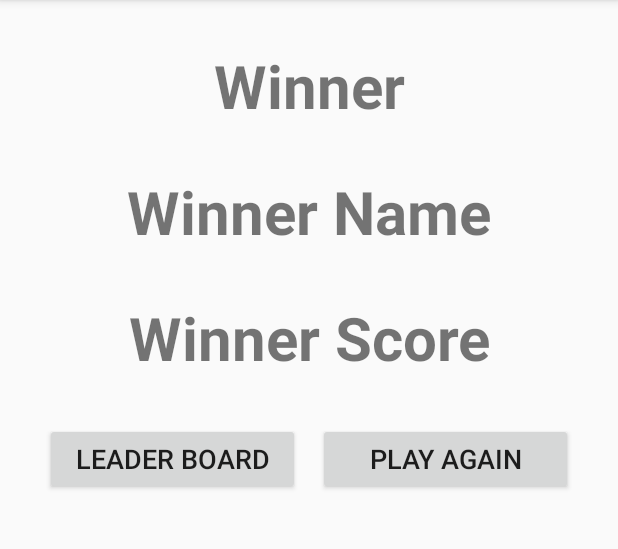
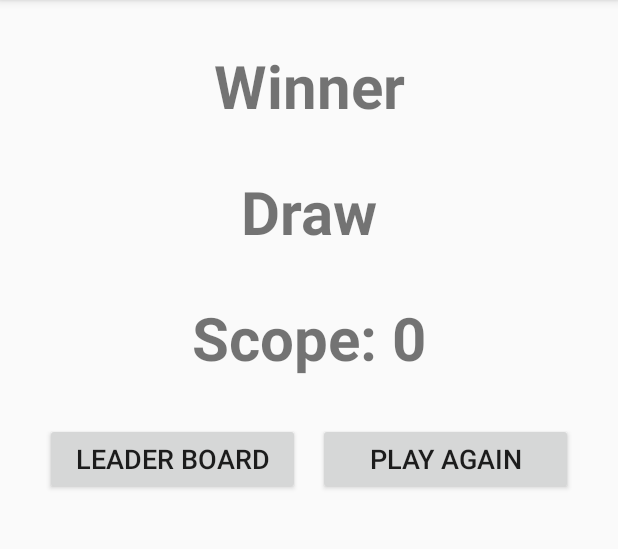
Before and after one commit to devAlexanderKonopelko/CatsVSDogs, an Android app: the fragment FinishFragment shown on its own in the app's theme, on a phone screen of 412 x 824 dp, the part 84-633 px from its top. Run offline under Robolectric (Android 15) with nearby library versions, the phone set to English and light mode, and no system bars.

Commit message:
FinishFragement Winner

```diff
--- a/app/src/main/java/com/example/catsvsdogs/FinishFragment.kt
+++ b/app/src/main/java/com/example/catsvsdogs/FinishFragment.kt
@@ -1,16 +1,45 @@
 package com.example.catsvsdogs
 
+import android.annotation.SuppressLint
 import android.os.Bundle
 import androidx.fragment.app.Fragment
 import android.view.LayoutInflater
 import android.view.View
 import android.view.ViewGroup
+import kotlinx.android.synthetic.main.fragment_finish.*
 
 class FinishFragment : Fragment() {
+
+    @Override
     override fun onCreateView(
         inflater: LayoutInflater, container: ViewGroup?,
         savedInstanceState: Bundle?
     ): View? {
         return inflater.inflate(R.layout.fragment_finish, container, false)
     }
+
+    @SuppressLint("SetTextI18n")
+    @Override
+    override fun onActivityCreated(savedInstanceState: Bundle?) {
+        super.onActivityCreated(savedInstanceState)
+
+        val instance = DataStorage.instance
+        when {
+            instance.player1Points > instance.player2Points -> {
+                winnerNameFinish.text = instance.player1Name.toString()
+                winnerScoreFinish.text = getString(R.string.finish_fragment_winner_scope) + ": " +
+                        instance.player1Points.toString()
+            }
+            instance.player1Points < instance.player2Points -> {
+                winnerNameFinish.text = instance.player2Name.toString()
+                winnerScoreFinish.text = getString(R.string.finish_fragment_winner_scope) + ": " +
+                        instance.player2Points.toString()
+            }
+            else -> {
+                winnerNameFinish.text = getString(R.string.finish_fragment_winner_draw)
+                winnerScoreFinish.text = getString(R.string.finish_fragment_winner_scope) + ": " +
+                        instance.player1Points.toString()
+            }
+        }
+    }
 }
--- a/app/src/main/res/values/strings.xml
+++ b/app/src/main/res/values/strings.xml
@@ -5,5 +5,7 @@
     <string name="finish_fragment_start">Play again</string>
     <string name="finish_fragment_winner_name">Winner Name</string>
     <string name="finish_fragment_winner_score">Winner Score</string>
+    <string name="finish_fragment_winner_draw">Draw</string>
     <string name="click">Click</string>
+    <string name="finish_fragment_winner_scope">Scope</string>
 </resources>
```
